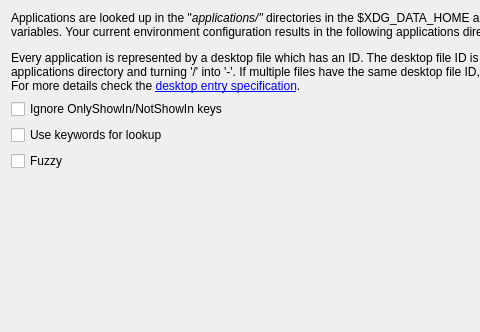
The window that applications/src/configwidget.ui (albertlauncher/plugins) describes before a commit, drawn with Qt 5; both pictures show x 0 to 480 and y 0 to 332 of the 800 by 600 pixel window.
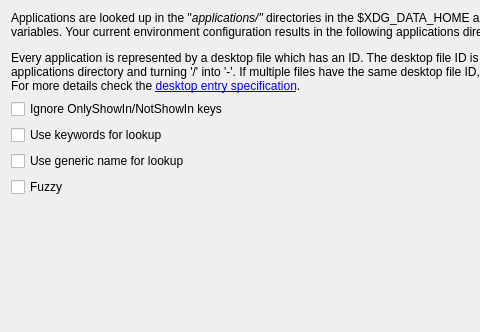
The same window after the commit.

Commit message: [Apps] Add option "Use generic name for lookup"

The edit to the form file:
```diff
--- a/applications/src/configwidget.ui
+++ b/applications/src/configwidget.ui
@@ -52,6 +52,13 @@
          </property>
         </widget>
        </item>
+       <item>
+        <widget class="QCheckBox" name="checkBox_useGenericName">
+         <property name="text">
+          <string>Use generic name for lookup</string>
+         </property>
+        </widget>
+       </item>
        <item>
         <widget class="QCheckBox" name="checkBox_fuzzy">
          <property name="text">
```
The commit also changes 1 other file.
